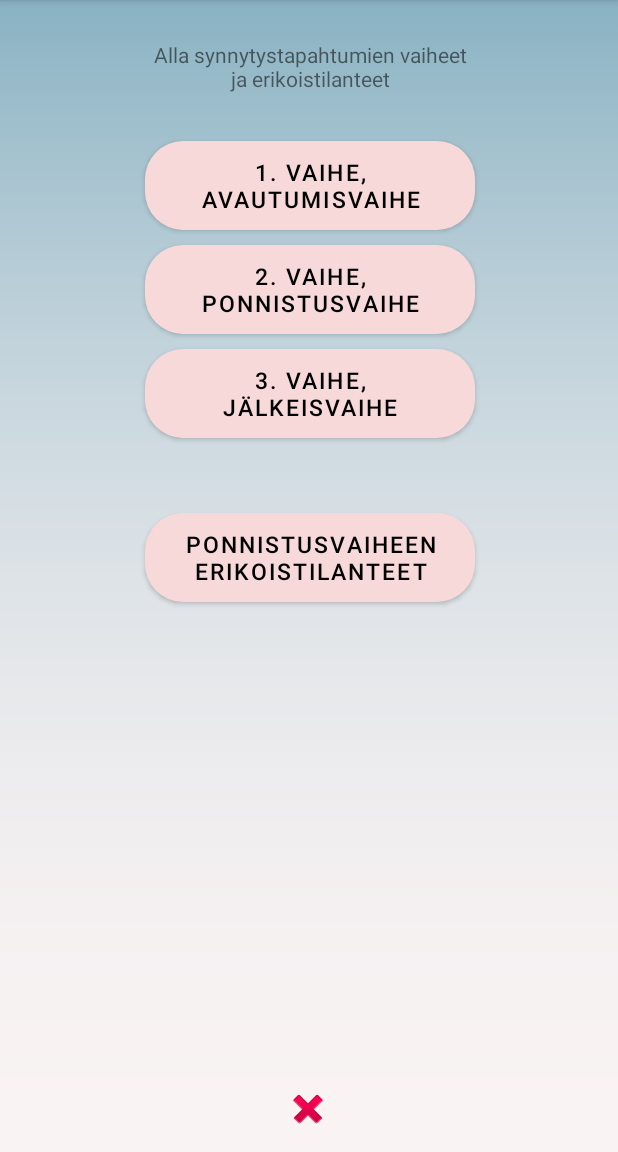
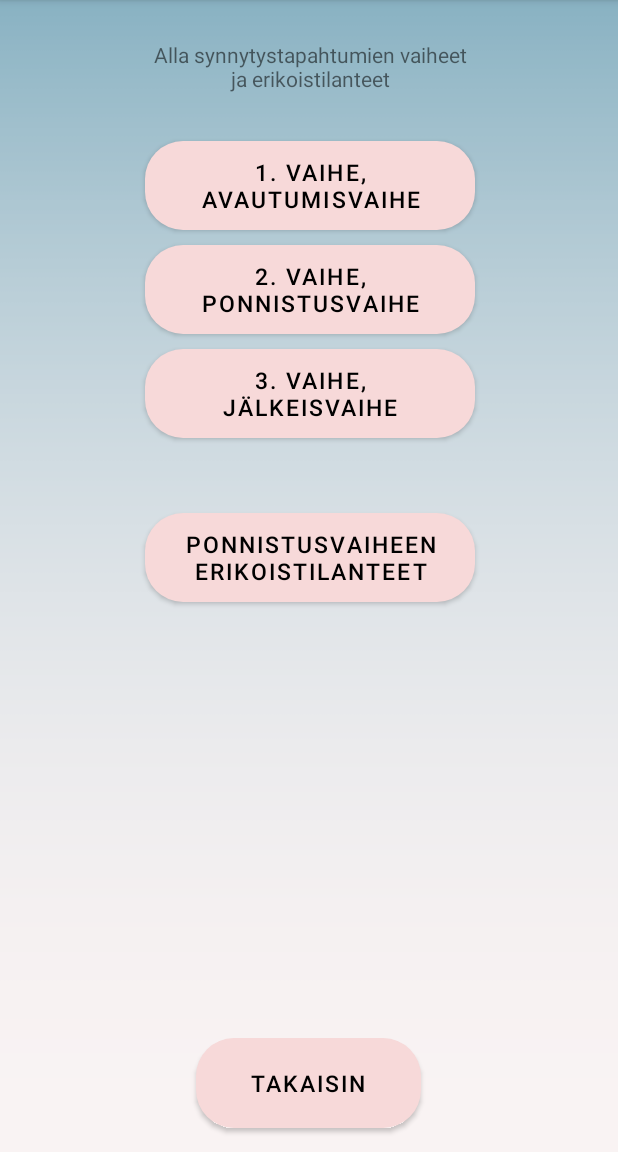
Before and after one commit to Hankonen/JokuAppi, an Android app: the Straight_to_labor_activity screen opened directly, with no data from a screen before it, on a phone screen of 412 x 824 dp, the part 84-1236 px from its top. Run offline under Robolectric (Android 15) with nearby library versions, the phone set to English and light mode, and no system bars.

Commit message:
Poistettu bugi nuolinapin hyppimisestä ylös ja muutettu stringeja. Lisätty takaisin nappi infoon ja palautteeseen. Lisätty toolbar Straight_to_labor_activity.javaan

```diff
--- a/app/src/main/java/projekti/ampuappi/Straight_to_labor_activity.java
+++ b/app/src/main/java/projekti/ampuappi/Straight_to_labor_activity.java
@@ -13,6 +13,8 @@ import android.widget.Toolbar;
 public class Straight_to_labor_activity extends AppCompatActivity {
 
     private ViewGroup containerView;
+    public int tila;
+    public int diojenMaara;
 
     @Override
     protected void onCreate(Bundle savedInstanceState) {
@@ -23,49 +25,36 @@ public class Straight_to_labor_activity extends AppCompatActivity {
         toolbar.inflateMenu(R.menu.menu);
         setActionBar(toolbar);
 
-
-       /* final ImageButton ib = (ImageButton) findViewById(R.id.imageButton_toka_vaihe_ED);
-
-        final FloatingActionButton tv = (FloatingActionButton) findViewById(R.id.floatingAc);
-        tv.setOnClickListener(new View.OnClickListener() {
-            @Override
-            public void onClick(View v) {
-
-                setContentView(R.layout.straight_to_labor_layout);
-
-            }
-        });*/
         final Button peratila = findViewById(R.id.button_peratilan_synnytys2);
         //final Button hartiadystokia  = findViewById(R.id.button_hartiadystokia2);
         final Button napanuora  = findViewById(R.id.button_napanuoran_esiinluiskahdus2);
         final Button normaaliSynnytys  = findViewById(R.id.button_normal_labor2);
         final Button first_phase = findViewById(R.id.button_eka_vaihe);
         //final Button second_phase = findViewById(R.id.button_toka_vaihe);
-        final Button third_phase = findViewById(R.id.button_erikoisvaiheet);
+        //final Button third_phase = findViewById(R.id.button_erikoisvaiheet);
+    }
 
-        /*
-        second_phase.setOnClickListener(new View.OnClickListener() {
-            @Override
-            public void onClick(View v) {
-                peratila.setVisibility(View.VISIBLE);
-                hartiadystokia.setVisibility(View.VISIBLE);
-                napanuora.setVisibility(View.VISIBLE);
-                normaaliSynnytys.setVisibility(View.VISIBLE);
+    @Override public boolean onOptionsItemSelected(MenuItem item) {
+        switch (item.getItemId()) {
+            case R.id.info_MenuItem:
+                Intent intent_info = new Intent(Straight_to_labor_activity.this,info_Activity.class);
+                startActivity(intent_info);
 
-               //first_phase.
-            }
-        });
+                return super.onOptionsItemSelected(item);
 
-         */
+            case R.id.feedback_MenuItem:
+                Intent intent_feedback = new Intent(Straight_to_labor_activity.this,feedback_Activity.class);
+                startActivity(intent_feedback);
 
-
-
+            default:
+                return super.onOptionsItemSelected(item); }
     }
 
 
     public void onClickListener_NormalLabor(View view) {
-        int tila = 1;
-        int diojenMaara = 5;
+
+        tila = 1;
+        diojenMaara = 4;
         Intent intent = new Intent(this, SliderActivity.class);
         intent.putExtra("key",tila);
         intent.putExtra("sivujenmaara", diojenMaara);
@@ -125,7 +114,6 @@ public class Straight_to_labor_activity extends AppCompatActivity {
 
     public void onClick_exit (View view)
     {
-
         Intent intent = new Intent(this, MainActivity.class);
         startActivity(intent);
     }
--- a/app/src/main/res/layout/activity_straight_to_labor_activity.xml
+++ b/app/src/main/res/layout/activity_straight_to_labor_activity.xml
@@ -9,6 +9,21 @@
     app:layoutDescription="@xml/activity_straight_to_labor_activity_scene"
     tools:context=".Straight_to_labor_activity"
     >
+
+    <Button
+        android:id="@+id/button_takaisin3"
+        style="@style/button_style"
+        android:layout_width="150dp"
+        android:layout_height="60dp"
+        android:layout_marginBottom="16dp"
+        android:onClick="onClick_exit"
+        android:text="@string/TakaisinButton"
+        app:layout_constraintBottom_toBottomOf="parent"
+        app:layout_constraintEnd_toEndOf="parent"
+        app:layout_constraintHorizontal_bias="0.498"
+        app:layout_constraintStart_toStartOf="parent"
+        app:layout_constraintTop_toBottomOf="@+id/slideViewPager"
+        app:layout_constraintVertical_bias="1.0" />
 
     <include
         android:id="@+id/toolbar"
@@ -52,13 +67,13 @@
         android:layout_marginTop="50dp"
         android:text="@string/Erikoistilanteet"
         app:layout_constraintBottom_toBottomOf="parent"
-        app:layout_constraintEnd_toEndOf="@+id/button_kolmas_vaihe2"
-        app:layout_constraintStart_toStartOf="@+id/button_kolmas_vaihe2"
-        app:layout_constraintTop_toBottomOf="@+id/button_kolmas_vaihe2"
+        app:layout_constraintEnd_toEndOf="@+id/button_kolmas_vaihe"
+        app:layout_constraintStart_toStartOf="@+id/button_kolmas_vaihe"
+        app:layout_constraintTop_toBottomOf="@+id/button_kolmas_vaihe"
         app:layout_constraintVertical_bias="0.0" />
 
     <Button
-        android:id="@+id/button_kolmas_vaihe2"
+        android:id="@+id/button_kolmas_vaihe"
         style="@style/button_style"
         android:layout_width="220dp"
         android:layout_height="wrap_content"
@@ -124,10 +139,10 @@
         android:onClick="onClick_exit"
         app:layout_constraintBottom_toBottomOf="parent"
         app:layout_constraintEnd_toEndOf="parent"
-        app:layout_constraintHorizontal_bias="0.498"
+        app:layout_constraintHorizontal_bias="0.723"
         app:layout_constraintStart_toStartOf="parent"
         app:layout_constraintTop_toTopOf="parent"
-        app:layout_constraintVertical_bias="1.0"
+        app:layout_constraintVertical_bias="0.0"
         app:srcCompat="@android:drawable/ic_delete" />
 
     <TextView
--- a/app/src/main/res/xml/activity_straight_to_labor_activity_scene.xml
+++ b/app/src/main/res/xml/activity_straight_to_labor_activity_scene.xml
@@ -8,9 +8,10 @@
         motion:constraintSetStart="@id/start"
         motion:duration="500">
        <KeyFrameSet>
+
            <KeyAttribute
-               motion:motionTarget="@+id/button_eka_vaihe"
-               motion:framePosition="100"
+               motion:motionTarget="@+id/button_erikoisvaiheet"
+               motion:framePosition="24"
                android:alpha="0.5" />
        </KeyFrameSet>
         <OnClick motion:targetId="@+id/button_erikoisvaiheet" />
@@ -89,7 +90,7 @@
             android:layout_height="wrap_content"
             motion:layout_constraintBottom_toBottomOf="parent"
             android:layout_width="220dp"
-            android:id="@+id/button_kolmas_vaihe2"
+            android:id="@+id/button_kolmas_vaihe"
             motion:layout_constraintStart_toStartOf="@+id/button_toka_vaihe"
             motion:layout_constraintTop_toBottomOf="@+id/button_toka_vaihe"
             android:layout_marginTop="10dp"
@@ -100,20 +101,20 @@
             motion:layout_constraintBottom_toBottomOf="parent"
             android:layout_width="220dp"
             android:id="@+id/button_erikoisvaiheet"
-            motion:layout_constraintTop_toBottomOf="@+id/button_kolmas_vaihe2"
-            android:layout_marginTop="50dp"
+            motion:layout_constraintTop_toBottomOf="@+id/button_kolmas_vaihe"
+            android:layout_marginTop="30dp"
             motion:layout_constraintVertical_bias="0.0"
-            motion:layout_constraintStart_toStartOf="@+id/button_kolmas_vaihe2"
-            motion:layout_constraintEnd_toEndOf="@+id/button_kolmas_vaihe2" />
+            motion:layout_constraintStart_toStartOf="@+id/button_kolmas_vaihe"
+            motion:layout_constraintEnd_toEndOf="@+id/button_kolmas_vaihe" />
         <Constraint
             motion:layout_constraintEnd_toEndOf="parent"
             android:layout_width="68dp"
             android:layout_height="57dp"
             motion:layout_constraintBottom_toBottomOf="parent"
-            motion:layout_constraintHorizontal_bias="0.498"
+            motion:layout_constraintHorizontal_bias="0.816"
             motion:layout_constraintStart_toStartOf="parent"
             android:id="@+id/exit_button_STL"
             motion:layout_constraintTop_toTopOf="parent"
-            motion:layout_constraintVertical_bias="1.0" />
+            motion:layout_constraintVertical_bias="0.0" />
     </ConstraintSet>
 </MotionScene>
```
Also changed, not shown: app/src/main/res/layout/activity_feedback_.xml (+14 -13 lines), app/src/main/res/layout/activity_info_.xml (+16 -1 lines).
